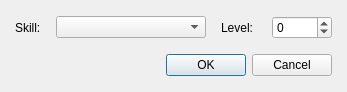
Above: Editor/Dialogs/Systems/dialogsystemclassskill.ui from RPG-Paper-Maker/RPG-Paper-Maker before the change. Below: the same form after it.
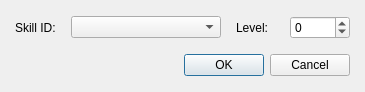
That is the form after the change.

What changed in the file:
```diff
--- a/Editor/Dialogs/Systems/dialogsystemclassskill.ui
+++ b/Editor/Dialogs/Systems/dialogsystemclassskill.ui
@@ -6,7 +6,7 @@
    <rect>
     <x>0</x>
     <y>0</y>
-    <width>347</width>
+    <width>365</width>
     <height>92</height>
    </rect>
   </property>
@@ -41,7 +41,7 @@
          <item>
           <widget class="QLabel" name="label_2">
            <property name="text">
-            <string>Skill:</string>
+            <string>Skill ID:</string>
            </property>
           </widget>
          </item>
```
